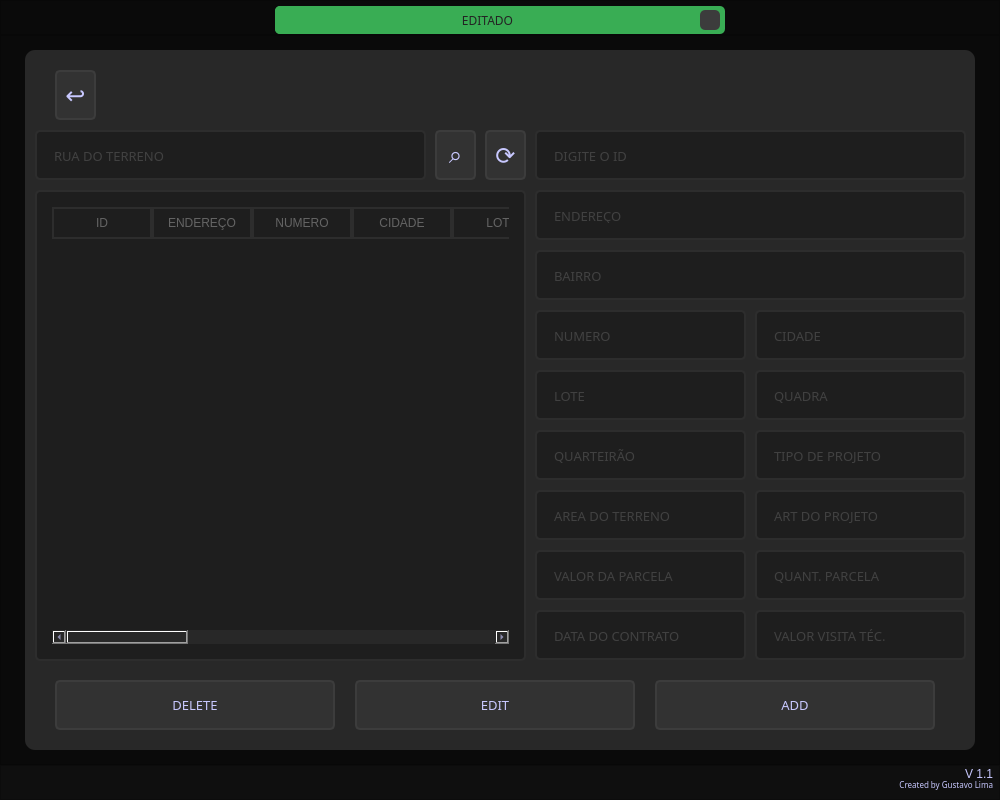
Old version of the form Qt/edit_obra.ui in the repository GLimas99/MakeForms.
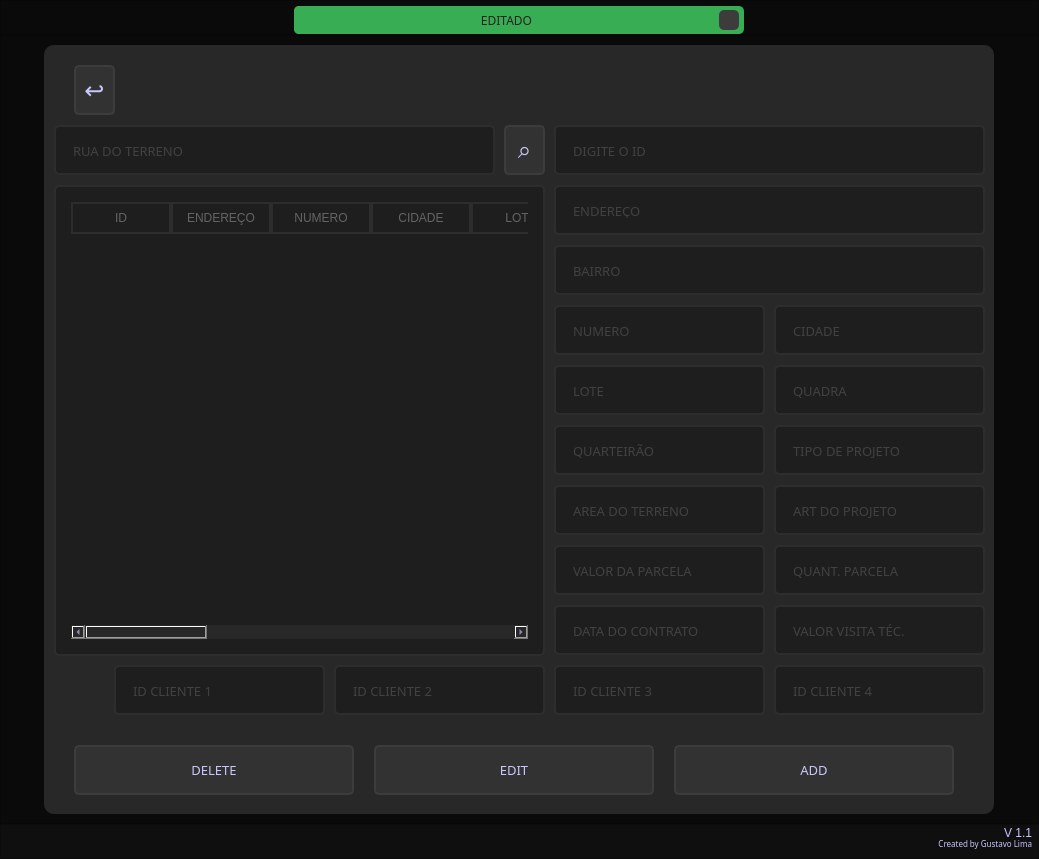
New version of the form. Icons and pictures are not drawn.

Patch:
```diff
--- a/Qt/edit_obra.ui
+++ b/Qt/edit_obra.ui
@@ -6,8 +6,8 @@
    <rect>
     <x>0</x>
     <y>0</y>
-    <width>1000</width>
-    <height>800</height>
+    <width>1039</width>
+    <height>859</height>
    </rect>
   </property>
   <property name="minimumSize">
@@ -192,7 +192,7 @@
          <property name="maximumSize">
           <size>
            <width>950</width>
-           <height>700</height>
+           <height>800</height>
           </size>
          </property>
          <property name="styleSheet">
@@ -494,7 +494,7 @@
           <property name="geometry">
            <rect>
             <x>330</x>
-            <y>630</y>
+            <y>700</y>
             <width>280</width>
             <height>50</height>
            </rect>
@@ -643,7 +643,7 @@
           <property name="geometry">
            <rect>
             <x>30</x>
-            <y>630</y>
+            <y>700</y>
             <width>280</width>
             <height>50</height>
            </rect>
@@ -1027,7 +1027,7 @@
            <rect>
             <x>10</x>
             <y>80</y>
-            <width>391</width>
+            <width>441</width>
             <height>50</height>
            </rect>
           </property>
@@ -1064,7 +1064,7 @@
           <property name="geometry">
            <rect>
             <x>630</x>
-            <y>630</y>
+            <y>700</y>
             <width>280</width>
             <height>50</height>
            </rect>
@@ -1098,44 +1098,6 @@
          <widget class="QPushButton" name="btn_search">
           <property name="geometry">
            <rect>
-            <x>410</x>
-            <y>80</y>
-            <width>41</width>
-            <height>50</height>
-           </rect>
-          </property>
-          <property name="font">
-           <font>
-            <pointsize>18</pointsize>
-            <weight>50</weight>
-            <italic>false</italic>
-            <bold>false</bold>
-           </font>
-          </property>
-          <property name="styleSheet">
-           <string notr="true">QPushButton{
-	background-color:rgb(50, 50, 50);
-	border:2px solid rgb(60, 60, 60);
-	border-radius:5px;
-	font: 18pt ;
-}
-QPushButton:hover{
-	background-color:rgb(60, 60, 60);
-	border: 2px solid rgb(70, 70, 70);
-}
-QPushButton:pressed{
-	background-color:rgb(250, 230, 0);
-	border: 2px solid rgb(255, 165, 24);
-	color: rgb(35, 35, 35);
-}</string>
-          </property>
-          <property name="text">
-           <string>⌕</string>
-          </property>
-         </widget>
-         <widget class="QPushButton" name="btn_search_2">
-          <property name="geometry">
-           <rect>
             <x>460</x>
             <y>80</y>
             <width>41</width>
@@ -1168,7 +1130,159 @@
 }</string>
           </property>
           <property name="text">
-           <string>⟳</string>
+           <string>⌕</string>
+          </property>
+         </widget>
+         <widget class="QLineEdit" name="txt_idcli3">
+          <property name="geometry">
+           <rect>
+            <x>510</x>
+            <y>620</y>
+            <width>211</width>
+            <height>50</height>
+           </rect>
+          </property>
+          <property name="font">
+           <font>
+            <family>Quicksand</family>
+            <pointsize>10</pointsize>
+           </font>
+          </property>
+          <property name="styleSheet">
+           <string notr="true">QLineEdit{
+	border: 2px solid rgb(45, 45, 45);
+	border-radius: 5px;
+	padding: 15px;
+	background-color: rgb(30, 30, 30);
+	color: rgb(100, 100, 100);
+}
+QLineEdit:hover{
+	border: 2px solid rgb(55, 55, 55);
+}
+QLineEdit:focus{
+	border: 2px solid rgb(255, 207, 0);
+	color: rgb(200, 200, 200);
+}</string>
+          </property>
+          <property name="maxLength">
+           <number>32</number>
+          </property>
+          <property name="placeholderText">
+           <string>ID CLIENTE 3</string>
+          </property>
+         </widget>
+         <widget class="QLineEdit" name="txt_idcli4">
+          <property name="geometry">
+           <rect>
+            <x>730</x>
+            <y>620</y>
+            <width>211</width>
+            <height>50</height>
+           </rect>
+          </property>
+          <property name="font">
+           <font>
+            <family>Quicksand</family>
+            <pointsize>10</pointsize>
+           </font>
+          </property>
+          <property name="styleSheet">
+           <string notr="true">QLineEdit{
+	border: 2px solid rgb(45, 45, 45);
+	border-radius: 5px;
+	padding: 15px;
+	background-color: rgb(30, 30, 30);
+	color: rgb(100, 100, 100);
+}
+QLineEdit:hover{
+	border: 2px solid rgb(55, 55, 55);
+}
+QLineEdit:focus{
+	border: 2px solid rgb(255, 207, 0);
+	color: rgb(200, 200, 200);
+}</string>
+          </property>
+          <property name="maxLength">
+           <number>32</number>
+          </property>
+          <property name="placeholderText">
+           <string>ID CLIENTE 4</string>
+          </property>
+         </widget>
+         <widget class="QLineEdit" name="txt_idcli2">
+          <property name="geometry">
+           <rect>
+            <x>290</x>
+            <y>620</y>
+            <width>211</width>
+            <height>50</height>
+           </rect>
+          </property>
+          <property name="font">
+           <font>
+            <family>Quicksand</family>
+            <pointsize>10</pointsize>
+           </font>
+          </property>
+          <property name="styleSheet">
+           <string notr="true">QLineEdit{
+	border: 2px solid rgb(45, 45, 45);
+	border-radius: 5px;
+	padding: 15px;
+	background-color: rgb(30, 30, 30);
+	color: rgb(100, 100, 100);
+}
+QLineEdit:hover{
+	border: 2px solid rgb(55, 55, 55);
+}
+QLineEdit:focus{
+	border: 2px solid rgb(255, 207, 0);
+	color: rgb(200, 200, 200);
+}</string>
+          </property>
+          <property name="maxLength">
+           <number>32</number>
+          </property>
+          <property name="placeholderText">
+           <string>ID CLIENTE 2</string>
+          </property>
+         </widget>
+         <widget class="QLineEdit" name="txt_idcli1">
+          <property name="geometry">
+           <rect>
+            <x>70</x>
+            <y>620</y>
+            <width>211</width>
+            <height>50</height>
+           </rect>
+          </property>
+          <property name="font">
+           <font>
+            <family>Quicksand</family>
+            <pointsize>10</pointsize>
+           </font>
+          </property>
+          <property name="styleSheet">
+           <string notr="true">QLineEdit{
+	border: 2px solid rgb(45, 45, 45);
+	border-radius: 5px;
+	padding: 15px;
+	background-color: rgb(30, 30, 30);
+	color: rgb(100, 100, 100);
+}
+QLineEdit:hover{
+	border: 2px solid rgb(55, 55, 55);
+}
+QLineEdit:focus{
+	border: 2px solid rgb(255, 207, 0);
+	color: rgb(200, 200, 200);
+}</string>
+          </property>
+          <property name="maxLength">
+           <number>32</number>
+          </property>
+          <property name="placeholderText">
+           <string>ID CLIENTE 1</string>
           </property>
          </widget>
         </widget>
```
Left out of the diff: 2 changed lines with no effect on the pictures.
